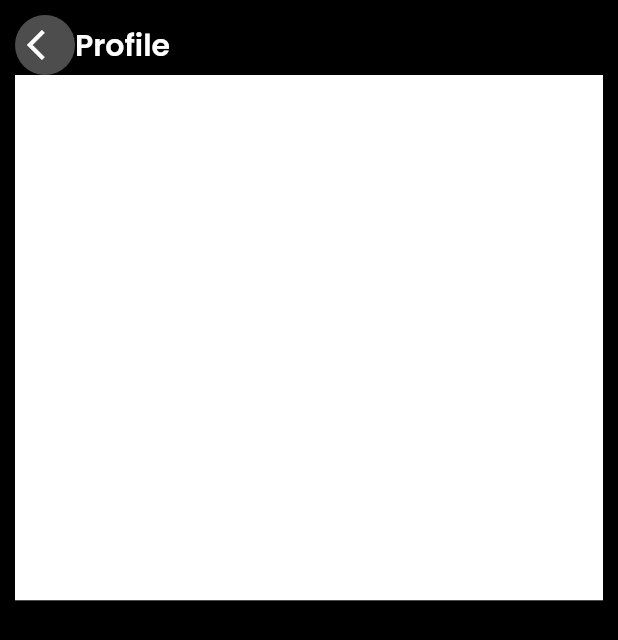
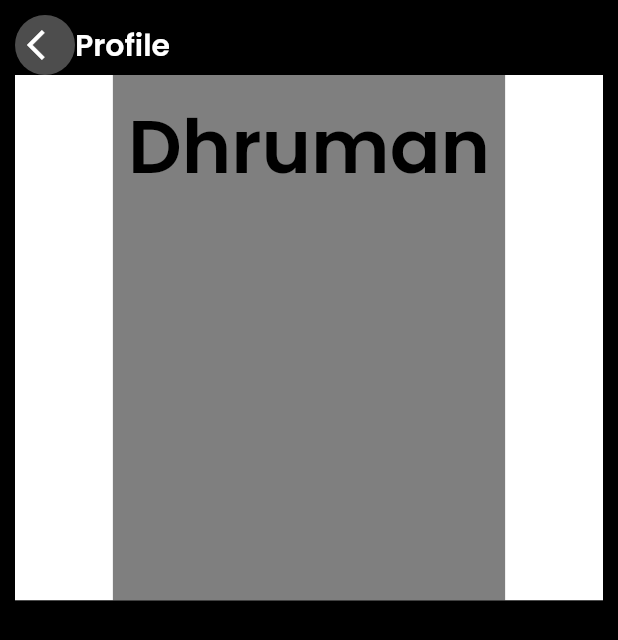
Before and after one commit to Dhruman2442/Fresh-Wake, a Flutter app: the ProfilePage screen opened directly, on a phone screen of 412 x 824 dp. Shown: the top 640 px of the screen. Run offline on Flutter 3.47's test engine with Material 2 defaults, Android fonts, the phone set to English and light mode, and no system bars; our stand-ins replace curved_navigation_bar, get_storage, google_fonts, splashscreen; accounts and stored records are empty.

Commit message:
Profile page update using the Getx Controller

```diff
--- a/lib/Alarm/Profile-Page.dart
+++ b/lib/Alarm/Profile-Page.dart
@@ -48,7 +48,10 @@ class _ProfilePageState extends State<ProfilePage> {
           children: [
             Container(
               color: Colors.white,
-                    height: MediaQuery.of(context).size.width * 0.85,
+              height: MediaQuery
+                  .of(context)
+                  .size
+                  .width * 0.85,
 
               alignment: Alignment.bottomCenter,
               child: Stack(
@@ -56,17 +59,26 @@ class _ProfilePageState extends State<ProfilePage> {
                   ImageWidget("asset/Profile.png", 93, 93, () {}),
               Container(
                 color: Color(0xFF000000).withOpacity(0.5),
-                          height: MediaQuery.of(context).size.width * 0.85,
+                height: MediaQuery
+                    .of(context)
+                    .size
+                    .width * 0.85,
                 child: Column(
-                            children: [],
+                    children: [
+
+                Container(
+                padding: const EdgeInsets.all(10),
+                child: TextStyle1(
+                    "Dhruman", 50, Color(0xFF000000), FontWeight.w600,
+                    TextAlign.center, FontStyle.normal),),
+                ],
               ),
             )
           ],
         ),
       )
       ],
-              )
-            ],
+    )],
     ),
     ),
     ),
```
Lines whose indentation alone changed are shown as unchanged.
